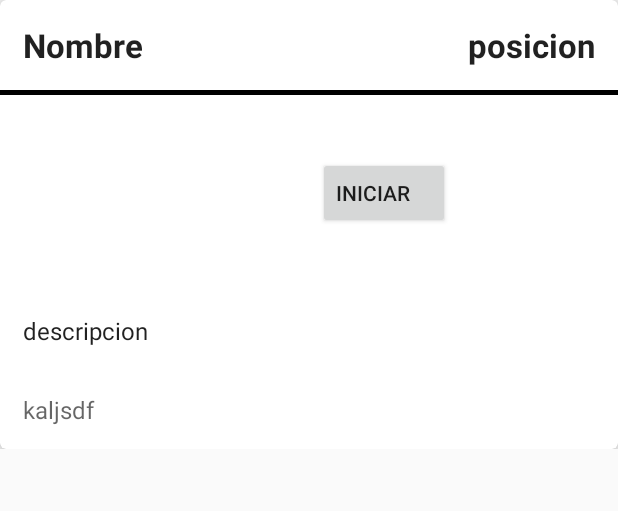
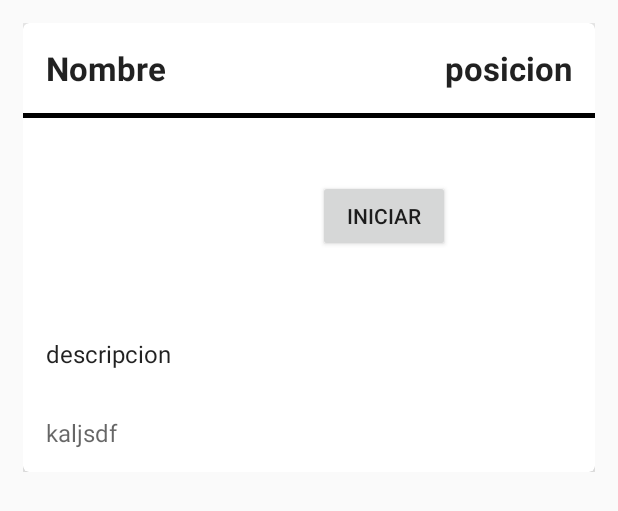
Before and after one commit to CokePedreira/PracticaUbicuaAndroid, an Android app: the layout fragment_casilla.xml on its own in the app's theme, with its tools: preview values and no code run, on a phone screen of 412 x 824 dp. Shown: the top 511 px of the screen. Run offline under Robolectric (Android 15) with nearby library versions, the phone set to English and light mode, and no system bars.

Commit message:
Interface perfomances

```diff
--- a/OcalimochoApp/app/src/main/res/layout/activity_tablero.xml
+++ b/OcalimochoApp/app/src/main/res/layout/activity_tablero.xml
@@ -7,8 +7,7 @@
     <android.support.v4.view.ViewPager
         android:id="@+id/tablero_viewPager"
         android:layout_width="match_parent"
-        android:layout_height="400dp"
-        android:layout_margin="15dp"/>
+        android:layout_height="400dp" />
 
 
     <LinearLayout
--- a/OcalimochoApp/app/src/main/res/layout/fragment_casilla.xml
+++ b/OcalimochoApp/app/src/main/res/layout/fragment_casilla.xml
@@ -5,7 +5,8 @@
     android:orientation="vertical"
     android:layout_height="wrap_content"
     android:layout_width="match_parent"
-    android:scrollbars="vertical">
+    android:scrollbars="vertical"
+    android:padding="15dp">
 
 
     <android.support.v7.widget.CardView
@@ -91,7 +92,7 @@
                         android:layout_width="wrap_content"
                         android:layout_height="wrap_content"
                         android:text="iniciar"
-                        android:gravity="center_vertical" />
+                        android:gravity="center" />
 
                 </LinearLayout>
 
```
